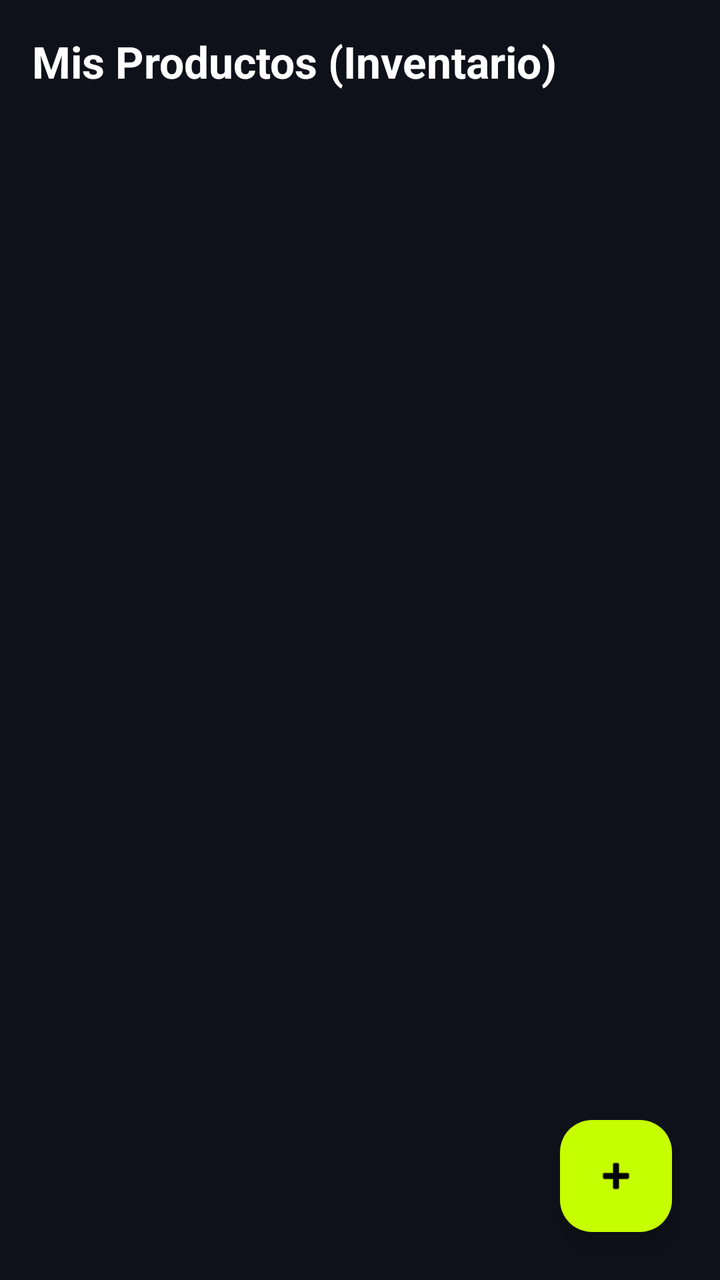
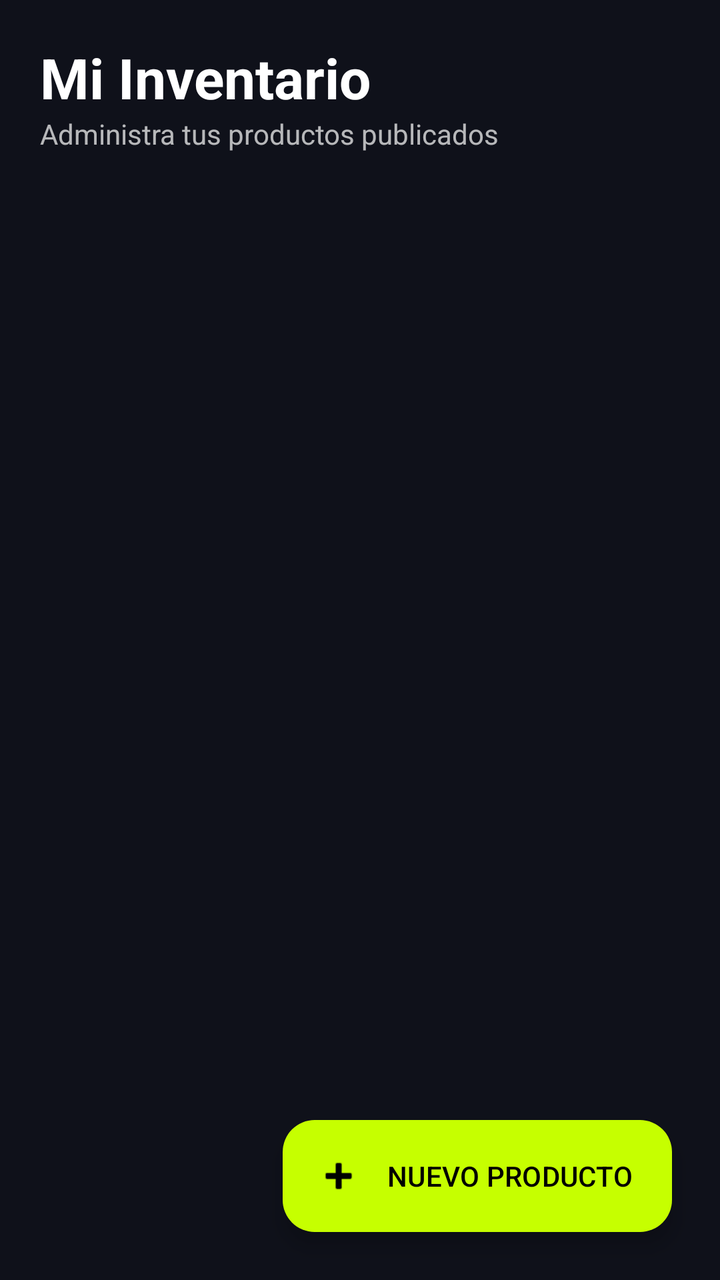

Before-and-after screenshots of an Android layout around one commit, followed by the original layout XML and the change that was made.
<!-- AndroidManifest.xml: application theme Theme.VoltCore -->
<!-- res/layout/fragment_vendor_products.xml -->
<?xml version="1.0" encoding="utf-8"?>
<androidx.constraintlayout.widget.ConstraintLayout xmlns:android="http://schemas.android.com/apk/res/android"
    xmlns:app="http://schemas.android.com/apk/res-auto"
    android:layout_width="match_parent"
    android:layout_height="match_parent"
    android:background="@color/volt_background">

    <TextView
        android:id="@+id/tvTitle"
        android:layout_width="wrap_content"
        android:layout_height="wrap_content"
        android:layout_margin="16dp"
        android:text="Mis Productos (Inventario)"
        android:textColor="@color/white"
        android:textSize="22sp"
        android:textStyle="bold"
        app:layout_constraintStart_toStartOf="parent"
        app:layout_constraintTop_toTopOf="parent" />

    <androidx.recyclerview.widget.RecyclerView
        android:id="@+id/rvVendorProducts"
        android:layout_width="0dp"
        android:layout_height="0dp"
        android:layout_marginTop="16dp"
        app:layout_constraintBottom_toBottomOf="parent"
        app:layout_constraintEnd_toEndOf="parent"
        app:layout_constraintStart_toStartOf="parent"
        app:layout_constraintTop_toBottomOf="@id/tvTitle" />

    <com.google.android.material.floatingactionbutton.FloatingActionButton
        android:id="@+id/fabAddProduct"
        android:layout_width="wrap_content"
        android:layout_height="wrap_content"
        android:layout_margin="24dp"
        android:src="@android:drawable/ic_input_add"
        app:backgroundTint="@color/volt_primary"
        app:layout_constraintBottom_toBottomOf="parent"
        app:layout_constraintEnd_toEndOf="parent"
        app:tint="@color/black"
        android:contentDescription="Agregar Producto" />

</androidx.constraintlayout.widget.ConstraintLayout>
<!-- resources referenced by this layout -->
<resources>
  <color name="black">#FF000000</color>
  <color name="volt_background">#0F111A</color>
  <color name="volt_primary">#C6FF00</color>
  <color name="white">#FFFFFFFF</color>
  <style name="Theme.VoltCore" parent="Base.Theme.VoltCore" />
  <style name="Base.Theme.VoltCore" parent="Theme.Material3.DayNight.NoActionBar">
          
          <item name="colorPrimary">@color/volt_primary</item>
          <item name="android:windowBackground">@color/volt_background</item>
          <item name="colorSurface">@color/glass_surface</item>
          <item name="colorOnSurface">@color/white</item>
      </style>
  <color name="glass_surface">#1AFFFFFF</color>
</resources>

<!-- the commit's change to res/layout/fragment_vendor_products.xml (unified diff, before → after) -->
@@ -5,38 +5,53 @@
     android:layout_height="match_parent"
     android:background="@color/volt_background">
 
-    <TextView
-        android:id="@+id/tvTitle"
-        android:layout_width="wrap_content"
+    <LinearLayout
+        android:id="@+id/headerVendor"
+        android:layout_width="match_parent"
         android:layout_height="wrap_content"
-        android:layout_margin="16dp"
-        android:text="Mis Productos (Inventario)"
-        android:textColor="@color/white"
-        android:textSize="22sp"
-        android:textStyle="bold"
-        app:layout_constraintStart_toStartOf="parent"
-        app:layout_constraintTop_toTopOf="parent" />
+        android:orientation="vertical"
+        android:padding="20dp"
+        app:layout_constraintTop_toTopOf="parent">
+
+        <TextView
+            android:layout_width="wrap_content"
+            android:layout_height="wrap_content"
+            android:text="Mi Inventario"
+            android:textColor="@color/white"
+            android:textSize="28sp"
+            android:textStyle="bold" />
+
+        <TextView
+            android:layout_width="wrap_content"
+            android:layout_height="wrap_content"
+            android:text="Administra tus productos publicados"
+            android:textColor="#B3FFFFFF"
+            android:textSize="14sp" />
+    </LinearLayout>
 
     <androidx.recyclerview.widget.RecyclerView
         android:id="@+id/rvVendorProducts"
         android:layout_width="0dp"
         android:layout_height="0dp"
-        android:layout_marginTop="16dp"
+        android:paddingHorizontal="8dp"
         app:layout_constraintBottom_toBottomOf="parent"
         app:layout_constraintEnd_toEndOf="parent"
         app:layout_constraintStart_toStartOf="parent"
-        app:layout_constraintTop_toBottomOf="@id/tvTitle" />
+        app:layout_constraintTop_toBottomOf="@id/headerVendor"
+        app:layoutManager="androidx.recyclerview.widget.LinearLayoutManager" />
 
-    <com.google.android.material.floatingactionbutton.FloatingActionButton
+    <com.google.android.material.floatingactionbutton.ExtendedFloatingActionButton
         android:id="@+id/fabAddProduct"
         android:layout_width="wrap_content"
         android:layout_height="wrap_content"
         android:layout_margin="24dp"
-        android:src="@android:drawable/ic_input_add"
+        android:text="NUEVO PRODUCTO"
+        android:textColor="@color/black"
+        app:icon="@android:drawable/ic_input_add"
+        app:iconTint="@color/black"
         app:backgroundTint="@color/volt_primary"
         app:layout_constraintBottom_toBottomOf="parent"
         app:layout_constraintEnd_toEndOf="parent"
-        app:tint="@color/black"
         android:contentDescription="Agregar Producto" />
 
 </androidx.constraintlayout.widget.ConstraintLayout>
